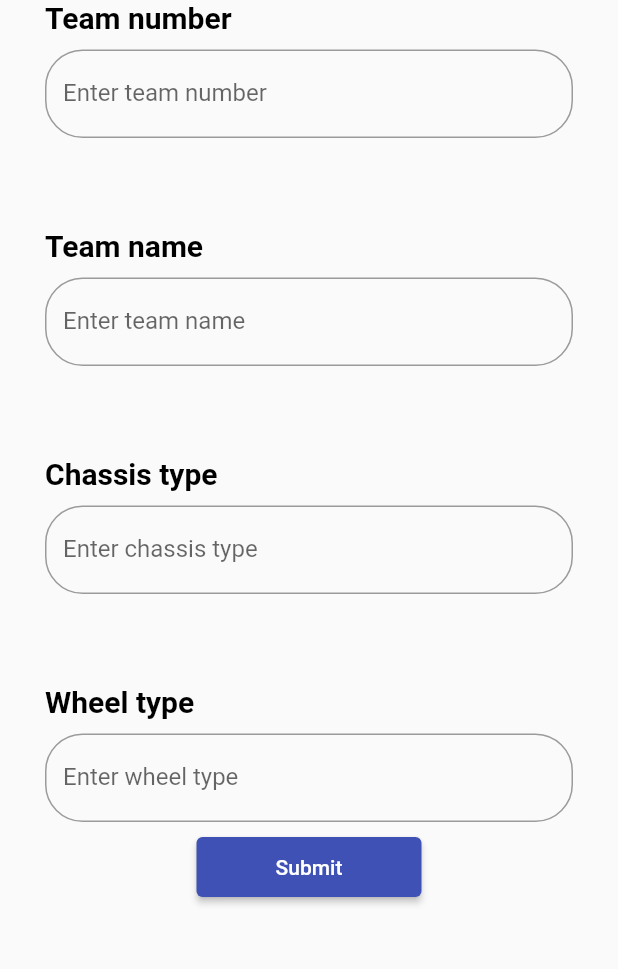
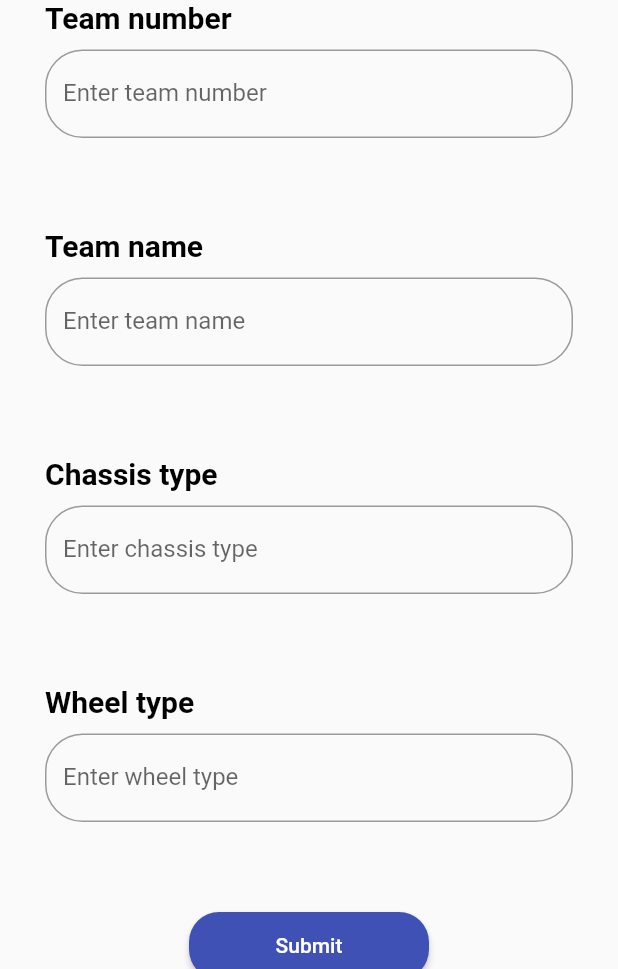
Before and after one commit to jpgtzg/2023-Scouting6647, a Flutter app: the AddPagePit screen opened directly, on a phone screen of 412 x 824 dp, the part 267-1236 px from its top. Run offline on Flutter 3.47's test engine with Material 2 defaults, Android fonts, the light colour scheme and no system bars; our stand-ins replace bottom_navy_bar, sliding_up_panel; network calls fail; Roboto replaces fonts that are missing (Oxygen, Poppins).

Commit message:
Changed submit button style

```diff
--- a/lib/app_pages/add_page_pit.dart
+++ b/lib/app_pages/add_page_pit.dart
@@ -125,9 +125,12 @@ class _AddPagePitState extends State<AddPagePit> {
                         padding: 50,
                         controller: wheelController,
                       ),
-                      SizedBox(
-                        width: 150,
-                        height: 40,
+                      const SizedBox(
+                        height: 50,
+                      ),
+                      Container(
+                        width: 160,
+                        height: 45,
                         child: ElevatedButton(
                           onPressed: () {
                             _submitForm();
@@ -135,13 +138,15 @@ class _AddPagePitState extends State<AddPagePit> {
                           style: ElevatedButton.styleFrom(
                             onPrimary: Colors.white,
                             primary: Colors.indigo,
+                            shape: RoundedRectangleBorder(
+                                borderRadius: BorderRadius.circular(20)),
                           ),
                           child: const Text("Submit"),
                         ),
                       ),
                       const SizedBox(
                         height: 50,
-                      )
+                      ),
                     ],
                   ),
                 ),
--- a/lib/robot_gallery/robot_list.dart
+++ b/lib/robot_gallery/robot_list.dart
@@ -1,5 +1,3 @@
-// ignore_for_file: must_be_immutable
-
 import 'package:flutter/material.dart';
 import 'package:scouting_app/robot_gallery/robot_details.dart';
 import 'package:scouting_app/system/fetch/controller_gallery.dart';
@@ -62,7 +60,7 @@ class _RobotListState extends State<RobotList> {
                     shrinkWrap: false,
                     itemCount: feedbackItems.length,
                     itemBuilder: (BuildContext context, int index) {
-                      return RobotCard(feedbackItems: feedbackItems, robotIndex : index);
+                      return RobotCard(feedbackItems: feedbackItems, robotIndex: index);
                     },
                   ),
                 ),
@@ -75,6 +73,7 @@ class _RobotListState extends State<RobotList> {
   }
 }
 
+// ignore: must_be_immutable
 class RobotCard extends StatelessWidget {
   List<FeedbackGallery> feedbackItems = <FeedbackGallery>[];
   final int robotIndex;
```
Also changed, not shown: lib/app_pages/add_page_match.dart (+8 -3 lines).
